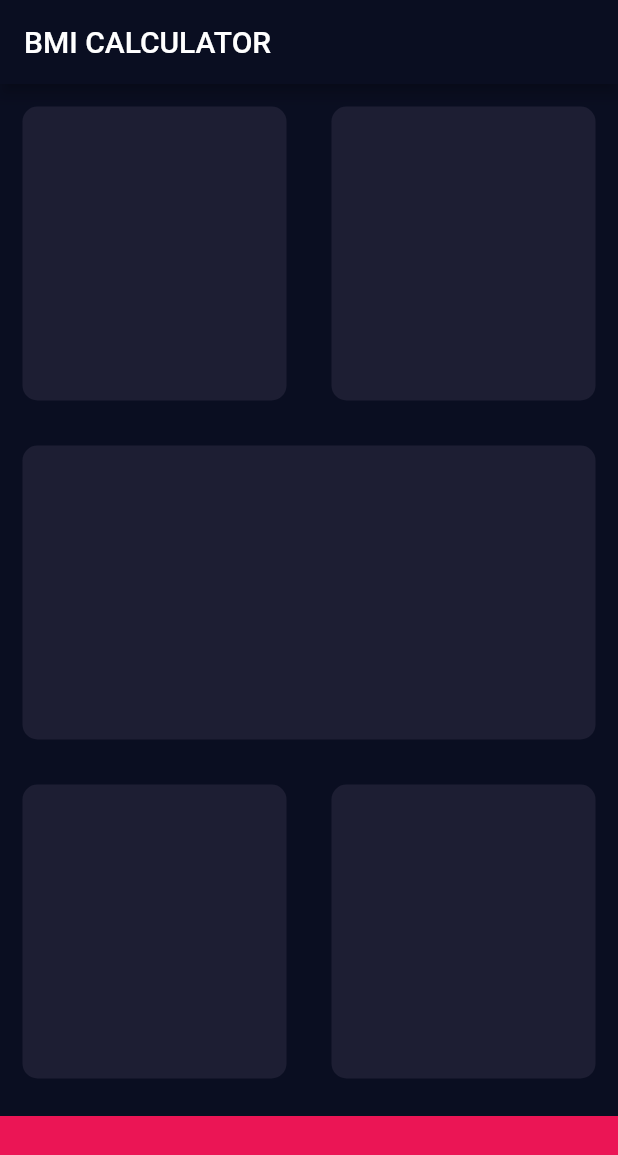
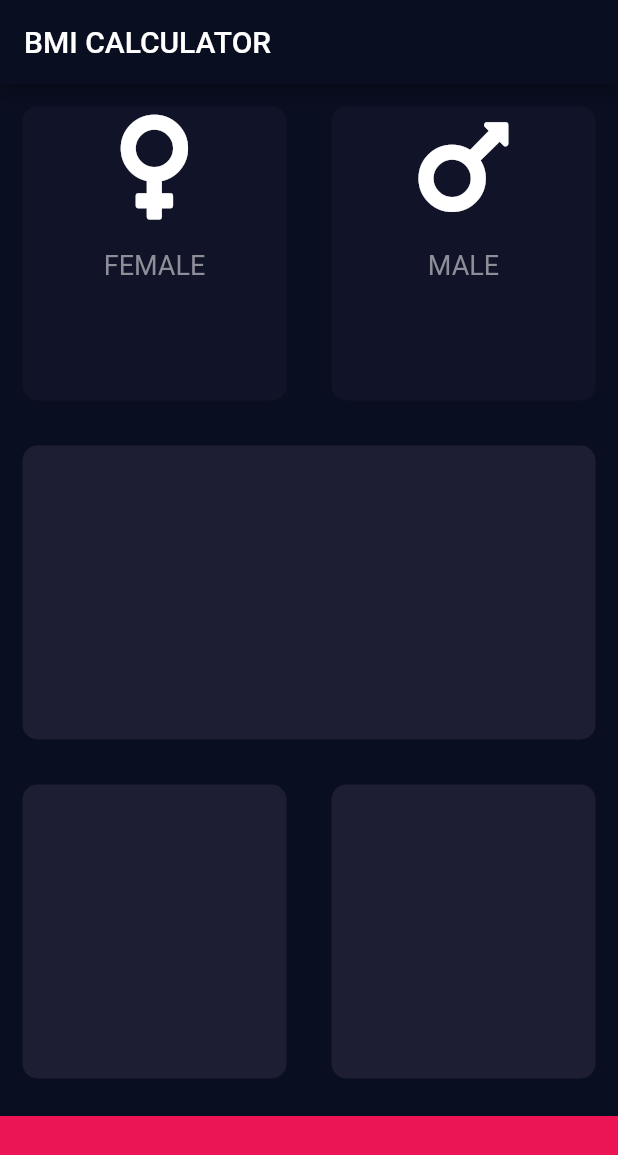
Before and after one commit to GDG-Uzhhorod/Appbrewery-Challenge-9-BMI-Calculator, a Flutter app: the screen it shows after launch, on a phone screen of 412 x 824 dp. Shown: the top 1155 px of the screen. Run offline on Flutter 3.47's test engine with Material 2 defaults, Android fonts, the phone set to English and light mode, and no system bars; our stand-ins replace font_awesome_flutter.

Commit message:
Create custom widgets

```diff
--- /dev/null
+++ b/lib/custom/icon_content.dart
@@ -0,0 +1,29 @@
+import 'package:flutter/material.dart';
+
+const labelTextStyle = TextStyle(fontSize: 18.0, color: Color(0xFF8D8E98));
+
+class IconContent extends StatelessWidget {
+  final String label;
+  final IconData contentIcon;
+
+  IconContent({this.label, this.contentIcon});
+
+  @override
+  Widget build(BuildContext context) {
+    return Column(
+      children: <Widget>[
+        Icon(
+          contentIcon,
+          size: 80.0,
+        ),
+        SizedBox(
+          height: 15.0,
+        ),
+        Text(
+          label,
+          style: labelTextStyle,
+        )
+      ],
+    );
+  }
+}
--- /dev/null
+++ b/lib/custom/reusable_card.dart
@@ -0,0 +1,18 @@
+import 'package:flutter/material.dart';
+
+class ReusableCard extends StatelessWidget {
+  ReusableCard({@required this.colour, this.cardChild});
+
+  final Color colour;
+  final Widget cardChild;
+
+  @override
+  Widget build(BuildContext context) {
+    return Container(
+      child: cardChild,
+      margin: EdgeInsets.all(15.0),
+      decoration: BoxDecoration(
+          color: colour, borderRadius: BorderRadius.circular(10.0)),
+    );
+  }
+}
--- a/lib/input_page.dart
+++ b/lib/input_page.dart
@@ -1,7 +1,12 @@
 import 'package:flutter/material.dart';
+import 'package:flutter_bmi_calculator/custom/icon_content.dart';
+import 'package:flutter_bmi_calculator/custom/reusable_card.dart';
+import 'package:font_awesome_flutter/font_awesome_flutter.dart';
 
 const bottomContainerHeight = 80.0;
+
 const activeCodeColor = Color(0xFF1D1E33);
+const inactiveCodeColor = Color(0xFF111328);
 const bottomContainerColor = Color(0xFFEB1555);
 
 class InputPage extends StatefulWidget {
@@ -10,6 +15,29 @@ class InputPage extends StatefulWidget {
 }
 
 class _InputPageState extends State<InputPage> {
+  Color maleCardColor = inactiveCodeColor;
+  Color femaleCardColor = inactiveCodeColor;
+
+  // 1=male, 2 = female
+  void updateColour(int gender) {
+    if (gender == 1) {
+      if (maleCardColor == inactiveCodeColor) {
+        maleCardColor = activeCodeColor;
+        femaleCardColor = inactiveCodeColor;
+      } else {
+        maleCardColor = inactiveCodeColor;
+      }
+    }
+    if (gender == 2) {
+      if (femaleCardColor == inactiveCodeColor) {
+        femaleCardColor = activeCodeColor;
+        maleCardColor = inactiveCodeColor;
+      } else {
+        femaleCardColor = inactiveCodeColor;
+      }
+    }
+  }
+
   @override
   Widget build(BuildContext context) {
     return Scaffold(
@@ -27,13 +55,35 @@ class _InputPageState extends State<InputPage> {
           child: Row(
             children: <Widget>[
               Expanded(
-                child: ReusableCard(
-                  colour: activeCodeColor,
+                child: GestureDetector(
+                  onTap: () {
+                    setState(() {
+                      updateColour(1);
+                    });
+                  },
+                  child: ReusableCard(
+                    colour: maleCardColor,
+                    cardChild: IconContent(
+                      label: "FEMALE",
+                      contentIcon: FontAwesomeIcons.venus,
+                    ),
+                  ),
                 ),
               ),
               Expanded(
-                child: ReusableCard(
-                  colour: activeCodeColor,
+                child: GestureDetector(
+                  onTap: () {
+                    setState(() {
+                      updateColour(2);
+                    });
+                  },
+                  child: ReusableCard(
+                    colour: femaleCardColor,
+                    cardChild: IconContent(
+                      label: "MALE",
+                      contentIcon: FontAwesomeIcons.mars,
+                    ),
+                  ),
                 ),
               ),
             ],
@@ -70,18 +120,3 @@ class _InputPageState extends State<InputPage> {
     );
   }
 }
-
-class ReusableCard extends StatelessWidget {
-  ReusableCard({@required this.colour});
-
-  final Color colour;
-
-  @override
-  Widget build(BuildContext context) {
-    return Container(
-      margin: EdgeInsets.all(15.0),
-      decoration: BoxDecoration(
-          color: colour, borderRadius: BorderRadius.circular(10.0)),
-    );
-  }
-}
--- a/pubspec.yaml
+++ b/pubspec.yaml
@@ -23,6 +23,7 @@ dependencies:
   # The following adds the Cupertino Icons font to your application.
   # Use with the CupertinoIcons class for iOS style icons.
   cupertino_icons: ^0.1.2
+  font_awesome_flutter: ^8.5.0
 
 dev_dependencies:
   flutter_test:
```
